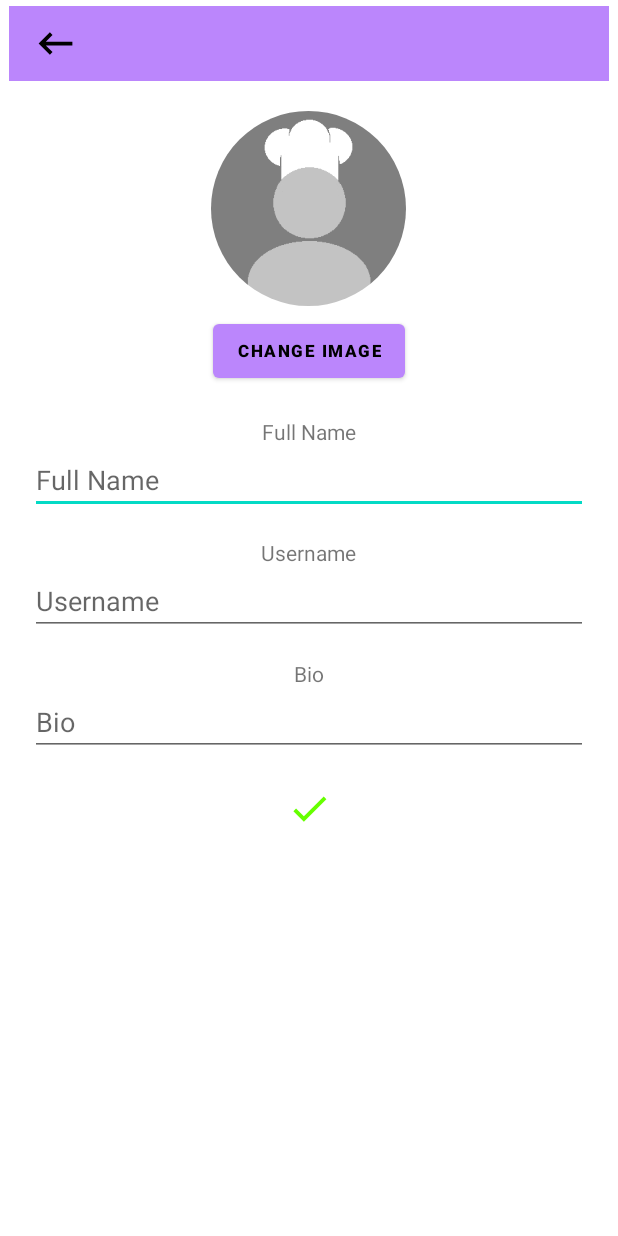
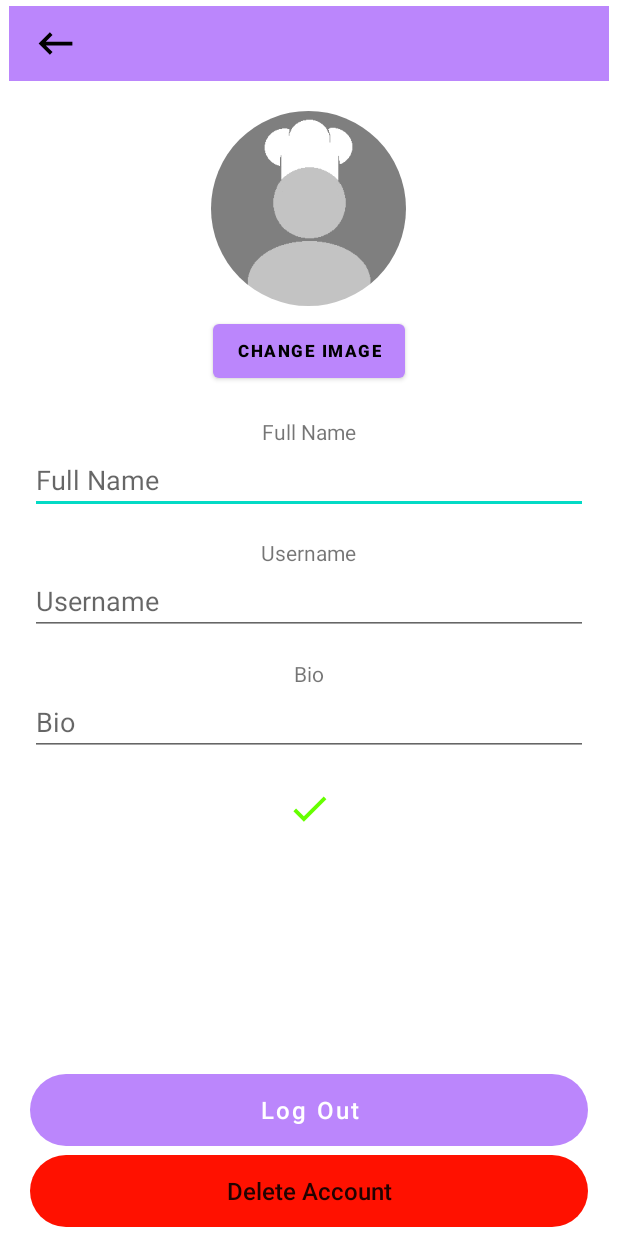
Before and after one commit to Group13projekti/recipeScroll, an Android app: the AccountSettingsActivity screen opened directly, with no data from a screen before it, on a phone screen of 412 x 824 dp. Run offline under Robolectric (Android 15) with nearby library versions, the phone set to English and light mode, and no system bars; our stand-ins replace CircleImageView, Firebase (no records; nobody signed in at launch, a user with empty details on screens opened directly), Picasso.

Commit message:
account settingseihin muutosta

```diff
--- a/app/src/main/java/com/example/recipescroll_v022/AccountSettingsActivity.kt
+++ b/app/src/main/java/com/example/recipescroll_v022/AccountSettingsActivity.kt
@@ -54,8 +54,8 @@ class AccountSettingsActivity : AppCompatActivity() {
         val etUserName = findViewById<EditText>(R.id.username_profile_frag)
         val etBio = findViewById<EditText>(R.id.bio_profile_frag)
         val profileImageView = findViewById<ImageView>(R.id.profile_image_view)
-        //val logOutBtn = findViewById<Button>(R.id.logout_btn)
-        //val delAccBtn = findViewById<Button>(R.id.delete_account_btn)
+        val logOutBtn = findViewById<Button>(R.id.logout_btn)
+        val delAccBtn = findViewById<Button>(R.id.delete_account_btn)
         val changeImageBtn = findViewById<Button>(R.id.change_image_text_btn)
         val storage = Firebase.storage
         val randomString = generateRandomString(10)
@@ -186,7 +186,7 @@ class AccountSettingsActivity : AppCompatActivity() {
                 }
             }
         }
-        /*
+
         logOutBtn.setOnClickListener{
             val builder = AlertDialog.Builder(this)
             builder.setTitle("Log Out")
@@ -244,7 +244,7 @@ class AccountSettingsActivity : AppCompatActivity() {
                 Toast.makeText(this, "Käyttäjätiliä ei löytynyt", Toast.LENGTH_SHORT).show()
             }
         }
-        */
+
     }
     fun generateRandomString(length: Int): String {
         val allowedChars = "abcdefghijklmnopqrstuvwxyz0123456789"
--- a/app/src/main/res/layout/activity_account_settings.xml
+++ b/app/src/main/res/layout/activity_account_settings.xml
@@ -140,7 +140,7 @@
         android:layout_marginTop="20dp"
         android:background="@drawable/rounded_buttons"
         android:src="@drawable/baseline_check_30_green" />
-    <!--
+
     <Button
         android:id="@+id/logout_btn"
         android:layout_width="match_parent"
@@ -169,6 +169,6 @@
         android:textAllCaps="false"
         android:text="Delete Account"
         android:textSize="16sp"/>
-        -->
+
 
 </RelativeLayout>
--- a/app/src/main/res/menu/navbar.xml
+++ b/app/src/main/res/menu/navbar.xml
@@ -5,10 +5,12 @@
     <item android:title="@string/home"
         android:id="@+id/FrontPage"
         android:icon="@drawable/baseline_home_24"/>
-
     <item android:title="@string/postpage"
         android:id="@+id/postPage"
         android:icon="@drawable/ic_baseline_camera_alt_24" />
+    <item android:title="@string/favorites"
+        android:id="@+id/favorites"
+        android:icon="@drawable/baseline_favorite_24"/>
     <item android:title="@string/profile"
         android:id="@+id/profile"
         android:icon="@drawable/baseline_person_24"/>
```
